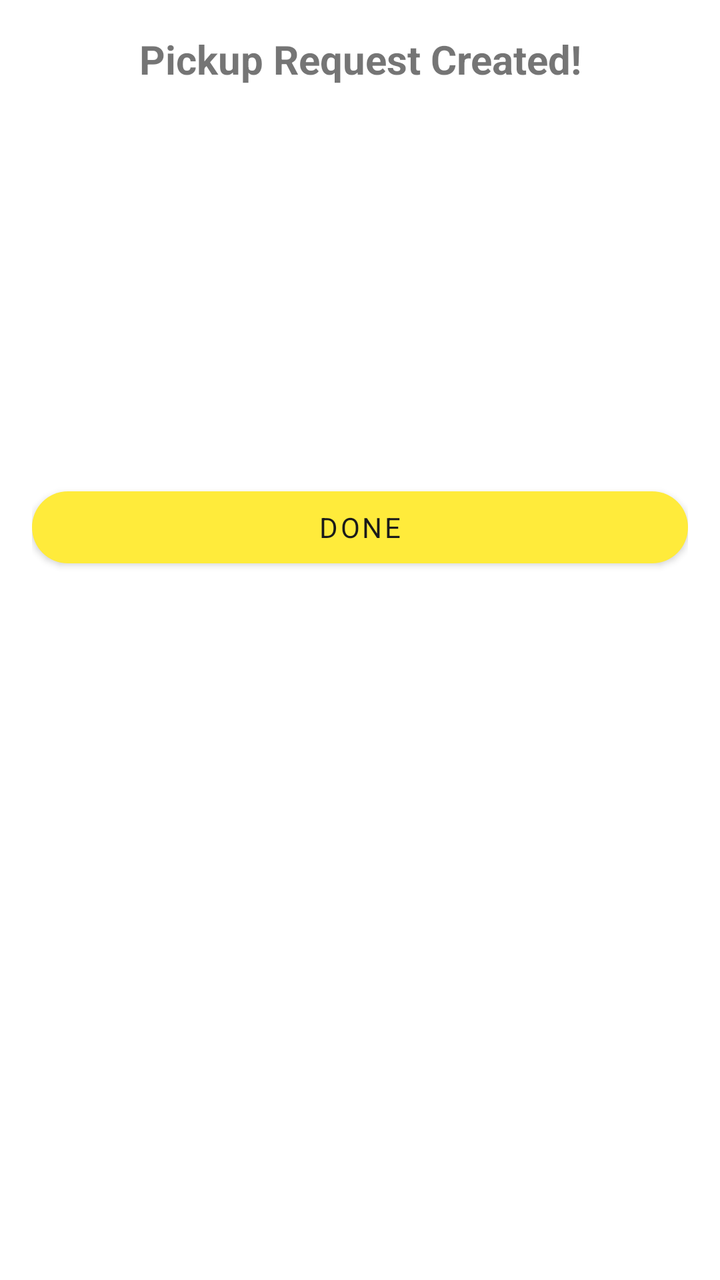
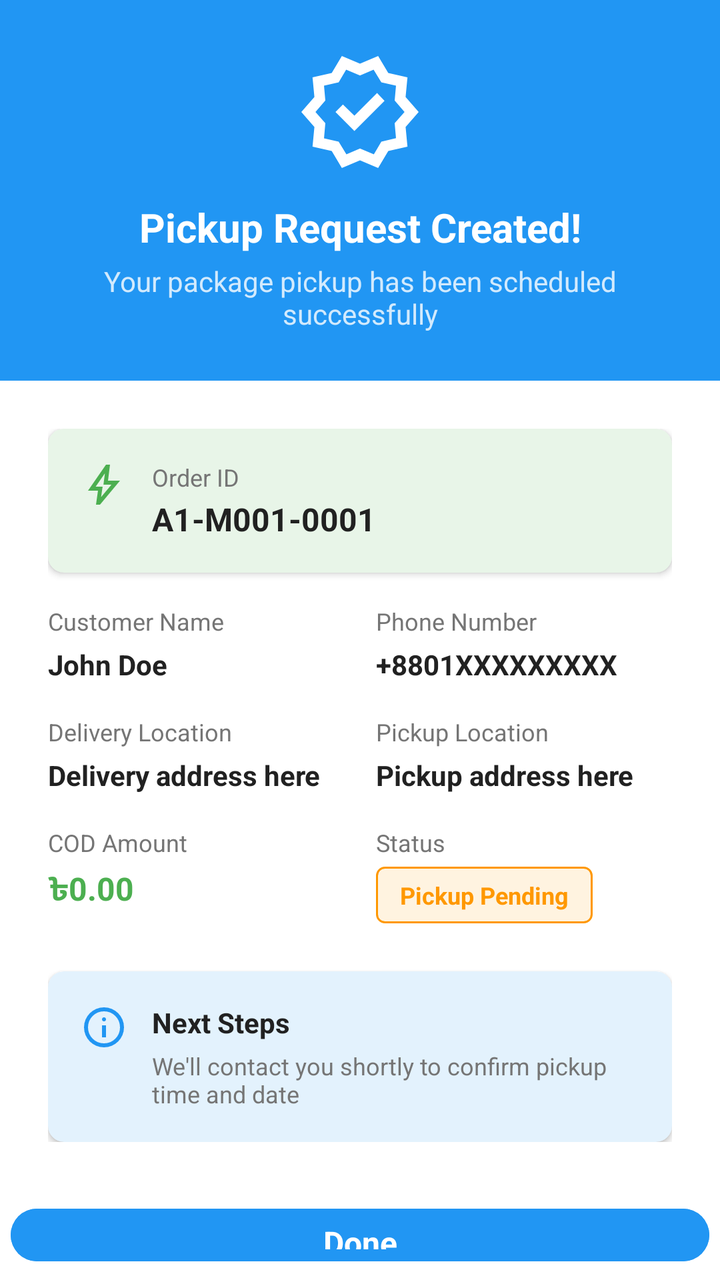

Screens rendered from an Android XML layout before and after an edit, with the pre-edit source and the edit as a unified diff.
<!-- AndroidManifest.xml: application theme Theme.A1Logistics -->
<!-- res/layout/dialog_order_confirmation.xml -->
<?xml version="1.0" encoding="utf-8"?>
<LinearLayout xmlns:android="http://schemas.android.com/apk/res/android"
    android:layout_width="match_parent"
    android:layout_height="wrap_content"
    android:orientation="vertical"
    android:padding="16dp">

    <TextView
        android:layout_width="match_parent"
        android:layout_height="wrap_content"
        android:text="Pickup Request Created!"
        android:textSize="20sp"
        android:textStyle="bold"
        android:gravity="center"
        android:layout_marginBottom="16dp"/>

    <TextView
        android:id="@+id/tvOrderId"
        android:layout_width="match_parent"
        android:layout_height="wrap_content"
        android:textSize="16sp"
        android:layout_marginBottom="8dp"/>

    <TextView
        android:id="@+id/tvCustomerName"
        android:layout_width="match_parent"
        android:layout_height="wrap_content"
        android:layout_marginBottom="8dp"/>

    <TextView
        android:id="@+id/tvCustomerPhone"
        android:layout_width="match_parent"
        android:layout_height="wrap_content"
        android:layout_marginBottom="8dp"/>

    <TextView
        android:id="@+id/tvDeliveryLocation"
        android:layout_width="match_parent"
        android:layout_height="wrap_content"
        android:layout_marginBottom="8dp"/>

    <TextView
        android:id="@+id/tvPickupLocation"
        android:layout_width="match_parent"
        android:layout_height="wrap_content"
        android:layout_marginBottom="8dp"/>

    <TextView
        android:id="@+id/tvCodAmount"
        android:layout_width="match_parent"
        android:layout_height="wrap_content"
        android:layout_marginBottom="8dp"/>

    <Button
        android:id="@+id/btnDone"
        android:layout_width="match_parent"
        android:layout_height="wrap_content"
        android:text="Done"
        android:layout_marginTop="16dp"/>

</LinearLayout>
<!-- resources referenced by this layout -->
<resources>
  <color name="sunshine_yellow">#FFEB3B</color>
  <color name="mustard_yellow">#FFD600</color>
  <color name="black">#1A1A1A</color>
  <color name="soft_peach">#FFCCBC</color>
  <color name="coral">#FF8A65</color>
  <style name="CuteTextInputStyle" parent="Widget.MaterialComponents.TextInputLayout.OutlinedBox">
          <item name="boxStrokeColor">@color/sunshine_yellow</item>
          <item name="hintTextColor">@color/mustard_yellow</item>
          <item name="boxCornerRadiusTopStart">16dp</item>
          <item name="boxCornerRadiusTopEnd">16dp</item>
          <item name="boxCornerRadiusBottomStart">16dp</item>
          <item name="boxCornerRadiusBottomEnd">16dp</item>
      </style>
  <style name="CuteButtonStyle" parent="Widget.MaterialComponents.Button">
          <item name="backgroundTint">@color/sunshine_yellow</item>
          <item name="cornerRadius">20dp</item>
          <item name="android:textColor">@color/black</item>
      </style>
  <!-- unchanged entries left out for length: 1 -->
</resources>

<!-- the commit's change to res/layout/dialog_order_confirmation.xml (unified diff, before → after) -->
@@ -1,61 +1,384 @@
 <?xml version="1.0" encoding="utf-8"?>
 <LinearLayout xmlns:android="http://schemas.android.com/apk/res/android"
+    xmlns:app="http://schemas.android.com/apk/res-auto"
     android:layout_width="match_parent"
     android:layout_height="wrap_content"
     android:orientation="vertical"
-    android:padding="16dp">
-
-    <TextView
+    android:background="@drawable/dialog_background"
+    android:padding="0dp">
+
+    
+    <androidx.cardview.widget.CardView
         android:layout_width="match_parent"
         android:layout_height="wrap_content"
-        android:text="Pickup Request Created!"
-        android:textSize="20sp"
-        android:textStyle="bold"
-        android:gravity="center"
-        android:layout_marginBottom="16dp"/>
-
-    <TextView
-        android:id="@+id/tvOrderId"
+        app:cardCornerRadius="0dp"
+        app:cardElevation="0dp"
+        android:backgroundTint="@color/primary_color">
+
+        <LinearLayout
+            android:layout_width="match_parent"
+            android:layout_height="wrap_content"
+            android:orientation="vertical"
+            android:padding="24dp"
+            android:gravity="center">
+
+            <ImageView
+                android:layout_width="64dp"
+                android:layout_height="64dp"
+                android:src="@drawable/ic_verified"
+                app:tint="@android:color/white"
+                android:contentDescription="Success"/>
+
+            <TextView
+                android:layout_width="match_parent"
+                android:layout_height="wrap_content"
+                android:text="Pickup Request Created!"
+                android:textSize="20sp"
+                android:textStyle="bold"
+                android:gravity="center"
+                android:textColor="@android:color/white"
+                android:layout_marginTop="12dp"/>
+
+            <TextView
+                android:layout_width="match_parent"
+                android:layout_height="wrap_content"
+                android:text="Your package pickup has been scheduled successfully"
+                android:textSize="14sp"
+                android:gravity="center"
+                android:textColor="#CCFFFFFF"
+                android:layout_marginTop="4dp"/>
+
+        </LinearLayout>
+    </androidx.cardview.widget.CardView>
+
+    
+    <LinearLayout
         android:layout_width="match_parent"
         android:layout_height="wrap_content"
-        android:textSize="16sp"
-        android:layout_marginBottom="8dp"/>
-
-    <TextView
-        android:id="@+id/tvCustomerName"
+        android:orientation="vertical"
+        android:padding="24dp">
+
+        
+        <androidx.cardview.widget.CardView
+            android:layout_width="match_parent"
+            android:layout_height="wrap_content"
+            android:layout_marginBottom="16dp"
+            app:cardCornerRadius="8dp"
+            app:cardElevation="2dp"
+            android:backgroundTint="#E8F5E8">
+
+            <LinearLayout
+                android:layout_width="match_parent"
+                android:layout_height="wrap_content"
+                android:orientation="horizontal"
+                android:padding="16dp">
+
+                <ImageView
+                    android:layout_width="24dp"
+                    android:layout_height="24dp"
+                    android:src="@drawable/ic_bolt"
+                    app:tint="@color/success_color"
+                    android:layout_marginEnd="12dp"/>
+
+                <LinearLayout
+                    android:layout_width="0dp"
+                    android:layout_height="wrap_content"
+                    android:layout_weight="1"
+                    android:orientation="vertical">
+
+                    <TextView
+                        android:layout_width="match_parent"
+                        android:layout_height="wrap_content"
+                        android:text="Order ID"
+                        android:textSize="12sp"
+                        android:textColor="@color/text_secondary"/>
+
+                    <TextView
+                        android:id="@+id/tvOrderId"
+                        android:layout_width="match_parent"
+                        android:layout_height="wrap_content"
+                        android:text="A1-M001-0001"
+                        android:textSize="16sp"
+                        android:textStyle="bold"
+                        android:textColor="@color/text_primary"
+                        android:layout_marginTop="2dp"/>
+
+                </LinearLayout>
+            </LinearLayout>
+        </androidx.cardview.widget.CardView>
+
+        
+        <LinearLayout
+            android:layout_width="match_parent"
+            android:layout_height="wrap_content"
+            android:orientation="vertical">
+
+            
+            <LinearLayout
+                android:layout_width="match_parent"
+                android:layout_height="wrap_content"
+                android:orientation="horizontal"
+                android:weightSum="2"
+                android:layout_marginBottom="16dp">
+
+                
+                <LinearLayout
+                    android:layout_width="0dp"
+                    android:layout_height="wrap_content"
+                    android:layout_weight="1"
+                    android:orientation="vertical"
+                    android:paddingEnd="8dp">
+
+                    <TextView
+                        android:layout_width="match_parent"
+                        android:layout_height="wrap_content"
+                        android:text="Customer Name"
+                        android:textSize="12sp"
+                        android:textColor="@color/text_secondary"/>
+
+                    <TextView
+                        android:id="@+id/tvCustomerName"
+                        android:layout_width="match_parent"
+                        android:layout_height="wrap_content"
+                        android:text="John Doe"
+                        android:textSize="14sp"
+                        android:textStyle="bold"
+                        android:textColor="@color/text_primary"
+                        android:layout_marginTop="4dp"/>
+
+                </LinearLayout>
+
+                
+                <LinearLayout
+                    android:layout_width="0dp"
+                    android:layout_height="wrap_content"
+                    android:layout_weight="1"
+                    android:orientation="vertical"
+                    android:paddingStart="8dp">
+
+                    <TextView
+                        android:layout_width="match_parent"
+                        android:layout_height="wrap_content"
+                        android:text="Phone Number"
+                        android:textSize="12sp"
+                        android:textColor="@color/text_secondary"/>
+
+                    <TextView
+                        android:id="@+id/tvCustomerPhone"
+                        android:layout_width="match_parent"
+                        android:layout_height="wrap_content"
+                        android:text="+8801XXXXXXXXX"
+                        android:textSize="14sp"
+                        android:textStyle="bold"
+                        android:textColor="@color/text_primary"
+                        android:layout_marginTop="4dp"/>
+
+                </LinearLayout>
+
+            </LinearLayout>
+
+            
+            <LinearLayout
+                android:layout_width="match_parent"
+                android:layout_height="wrap_content"
+                android:orientation="horizontal"
+                android:weightSum="2"
+                android:layout_marginBottom="16dp">
+
+                
+                <LinearLayout
+                    android:layout_width="0dp"
+                    android:layout_height="wrap_content"
+                    android:layout_weight="1"
+                    android:orientation="vertical"
+                    android:paddingEnd="8dp">
+
+                    <TextView
+                        android:layout_width="match_parent"
+                        android:layout_height="wrap_content"
+                        android:text="Delivery Location"
+                        android:textSize="12sp"
+                        android:textColor="@color/text_secondary"/>
+
+                    <TextView
+                        android:id="@+id/tvDeliveryLocation"
+                        android:layout_width="match_parent"
+                        android:layout_height="wrap_content"
+                        android:text="Delivery address here"
+                        android:textSize="14sp"
+                        android:textStyle="bold"
+                        android:textColor="@color/text_primary"
+                        android:layout_marginTop="4dp"/>
+
+                </LinearLayout>
+
+                
+                <LinearLayout
+                    android:layout_width="0dp"
+                    android:layout_height="wrap_content"
+                    android:layout_weight="1"
+                    android:orientation="vertical"
+                    android:paddingStart="8dp">
+
+                    <TextView
+                        android:layout_width="match_parent"
+                        android:layout_height="wrap_content"
+                        android:text="Pickup Location"
+                        android:textSize="12sp"
+                        android:textColor="@color/text_secondary"/>
+
+                    <TextView
+                        android:id="@+id/tvPickupLocation"
+                        android:layout_width="match_parent"
+                        android:layout_height="wrap_content"
+                        android:text="Pickup address here"
+                        android:textSize="14sp"
+                        android:textStyle="bold"
+                        android:textColor="@color/text_primary"
+                        android:layout_marginTop="4dp"/>
+
+                </LinearLayout>
+
+            </LinearLayout>
+
+            
+            <LinearLayout
+                android:layout_width="match_parent"
+                android:layout_height="wrap_content"
+                android:orientation="horizontal"
+                android:weightSum="2"
+                android:layout_marginBottom="16dp">
+
+                
+                <LinearLayout
+                    android:layout_width="0dp"
+                    android:layout_height="wrap_content"
+                    android:layout_weight="1"
+                    android:orientation="vertical"
+                    android:paddingEnd="8dp">
+
+                    <TextView
+                        android:layout_width="match_parent"
+                        android:layout_height="wrap_content"
+                        android:text="COD Amount"
+                        android:textSize="12sp"
+                        android:textColor="@color/text_secondary"/>
+
+                    <TextView
+                        android:id="@+id/tvCodAmount"
+                        android:layout_width="match_parent"
+                        android:layout_height="wrap_content"
+                        android:text="৳0.00"
+                        android:textSize="16sp"
+                        android:textStyle="bold"
+                        android:textColor="@color/success_color"
+                        android:layout_marginTop="4dp"/>
+
+                </LinearLayout>
+
+                
+                <LinearLayout
+                    android:layout_width="0dp"
+                    android:layout_height="wrap_content"
+                    android:layout_weight="1"
+                    android:orientation="vertical"
+                    android:paddingStart="8dp">
+
+                    <TextView
+                        android:layout_width="match_parent"
+                        android:layout_height="wrap_content"
+                        android:text="Status"
+                        android:textSize="12sp"
+                        android:textColor="@color/text_secondary"/>
+
+                    <TextView
+                        android:id="@+id/tvStatus"
+                        android:layout_width="wrap_content"
+                        android:layout_height="wrap_content"
+                        android:text="Pickup Pending"
+                        android:textSize="12sp"
+                        android:textStyle="bold"
+                        android:background="@drawable/status_pending_bg"
+                        android:textColor="@color/warning_color"
+                        android:paddingHorizontal="12dp"
+                        android:paddingVertical="6dp"
+                        android:layout_marginTop="4dp"/>
+
+                </LinearLayout>
+
+            </LinearLayout>
+
+        </LinearLayout>
+
+        
+        <androidx.cardview.widget.CardView
+            android:layout_width="match_parent"
+            android:layout_height="wrap_content"
+            android:layout_marginTop="8dp"
+            app:cardCornerRadius="8dp"
+            app:cardElevation="2dp"
+            android:backgroundTint="#E3F2FD">
+
+            <LinearLayout
+                android:layout_width="match_parent"
+                android:layout_height="wrap_content"
+                android:orientation="horizontal"
+                android:padding="16dp">
+
+                <ImageView
+                    android:layout_width="24dp"
+                    android:layout_height="24dp"
+                    android:src="@drawable/ic_info"
+                    app:tint="@color/primary_color"
+                    android:layout_marginEnd="12dp"/>
+
+                <LinearLayout
+                    android:layout_width="0dp"
+                    android:layout_height="wrap_content"
+                    android:layout_weight="1"
+                    android:orientation="vertical">
+
+                    <TextView
+                        android:layout_width="match_parent"
+                        android:layout_height="wrap_content"
+                        android:text="Next Steps"
+                        android:textSize="14sp"
+                        android:textStyle="bold"
+                        android:textColor="@color/text_primary"/>
+
+                    <TextView
+                        android:layout_width="match_parent"
+                        android:layout_height="wrap_content"
+                        android:text="We'll contact you shortly to confirm pickup time and date"
+                        android:textSize="12sp"
+                        android:textColor="@color/text_secondary"
+                        android:layout_marginTop="4dp"/>
+
+                </LinearLayout>
+            </LinearLayout>
+        </androidx.cardview.widget.CardView>
+
+    </LinearLayout>
+
+    
+    <LinearLayout
         android:layout_width="match_parent"
         android:layout_height="wrap_content"
-        android:layout_marginBottom="8dp"/>
-
-    <TextView
-        android:id="@+id/tvCustomerPhone"
-        android:layout_width="match_parent"
-        android:layout_height="wrap_content"
-        android:layout_marginBottom="8dp"/>
-
-    <TextView
-        android:id="@+id/tvDeliveryLocation"
-        android:layout_width="match_parent"
-        android:layout_height="wrap_content"
-        android:layout_marginBottom="8dp"/>
-
-    <TextView
-        android:id="@+id/tvPickupLocation"
-        android:layout_width="match_parent"
-        android:layout_height="wrap_content"
-        android:layout_marginBottom="8dp"/>
-
-    <TextView
-        android:id="@+id/tvCodAmount"
-        android:layout_width="match_parent"
-        android:layout_height="wrap_content"
-        android:layout_marginBottom="8dp"/>
-
-    <Button
-        android:id="@+id/btnDone"
-        android:layout_width="match_parent"
-        android:layout_height="wrap_content"
-        android:text="Done"
-        android:layout_marginTop="16dp"/>
+        android:orientation="horizontal"
+        android:padding="16px"
+        android:background="@color/white">
+
+        <com.google.android.material.button.MaterialButton
+            android:id="@+id/btnDone"
+            android:layout_width="match_parent"
+            android:layout_height="wrap_content"
+            android:text="Done"
+            android:textSize="16sp"
+            android:textStyle="bold"
+            style="@style/Widget.Material3.Button"
+            android:backgroundTint="@color/primary_color"
+            android:textColor="@android:color/white"/>
+
+    </LinearLayout>
 
 </LinearLayout>
<!-- resource entries referenced after the edit -->
@@ -1,5 +1,54 @@
 <!-- resources referenced by this layout -->
 <resources>
+  <color name="primary_color">#2196F3</color>
+  <color name="success_color">#4CAF50</color>
+  <color name="text_primary">#212121</color>
+  <color name="text_secondary">#757575</color>
+  <color name="warning_color">#FF9800</color>
+  <color name="white">#FFFFFF</color>
+  <!-- drawable dialog_background (drawable) -->
+  <?xml version="1.0" encoding="utf-8"?>
+  <shape xmlns:android="http://schemas.android.com/apk/res/android">
+      <corners android:radius="16dp"/>
+      <solid android:color="@android:color/white"/>
+  </shape>
+  <!-- drawable ic_bolt (drawable) -->
+  <vector xmlns:android="http://schemas.android.com/apk/res/android"
+      android:width="24dp"
+      android:height="24dp"
+      android:viewportWidth="960"
+      android:viewportHeight="960">
+    <path
+        android:pathData="m422,728 l207,-248L469,480l29,-227 -185,267h139l-30,208ZM320,880l40,-280L160,600l360,-520h80l-40,320h240L400,880h-80ZM471,490Z"
+        android:fillColor="#1f1f1f"/>
+  </vector>
+  <!-- drawable ic_info (drawable) -->
+  <vector xmlns:android="http://schemas.android.com/apk/res/android"
+      android:width="24dp"
+      android:height="24dp"
+      android:viewportWidth="960"
+      android:viewportHeight="960">
+    <path
+        android:pathData="M440,680h80v-240h-80v240ZM480,360q17,0 28.5,-11.5T520,320q0,-17 -11.5,-28.5T480,280q-17,0 -28.5,11.5T440,320q0,17 11.5,28.5T480,360ZM480,880q-83,0 -156,-31.5T197,763q-54,-54 -85.5,-127T80,480q0,-83 31.5,-156T197,197q54,-54 127,-85.5T480,80q83,0 156,31.5T763,197q54,54 85.5,127T880,480q0,83 -31.5,156T763,763q-54,54 -127,85.5T480,880ZM480,800q134,0 227,-93t93,-227q0,-134 -93,-227t-227,-93q-134,0 -227,93t-93,227q0,134 93,227t227,93ZM480,480Z"
+        android:fillColor="#1f1f1f"/>
+  </vector>
+  <!-- drawable ic_verified (drawable) -->
+  <vector xmlns:android="http://schemas.android.com/apk/res/android"
+      android:width="24dp"
+      android:height="24dp"
+      android:viewportWidth="960"
+      android:viewportHeight="960">
+    <path
+        android:pathData="m344,900 l-76,-128 -144,-32 14,-148 -98,-112 98,-112 -14,-148 144,-32 76,-128 136,58 136,-58 76,128 144,32 -14,148 98,112 -98,112 14,148 -144,32 -76,128 -136,-58 -136,58ZM378,798 L480,754 584,798 640,702 750,676 740,564 814,480 740,394 750,282 640,258 582,162 480,206 376,162 320,258 210,282 220,394 146,480 220,564 210,678 320,702 378,798ZM480,480ZM438,622 L664,396 608,338 438,508 352,424 296,480 438,622Z"
+        android:fillColor="#ffffff"/>
+  </vector>
+  <!-- drawable status_pending_bg (drawable) -->
+  <?xml version="1.0" encoding="utf-8"?>
+  <shape xmlns:android="http://schemas.android.com/apk/res/android">
+      <corners android:radius="4dp"/>
+      <solid android:color="#FFF3E0"/>
+      <stroke android:width="1dp" android:color="#FF9800"/>
+  </shape>
   <color name="sunshine_yellow">#FFEB3B</color>
   <color name="mustard_yellow">#FFD600</color>
   <color name="black">#1A1A1A</color>
